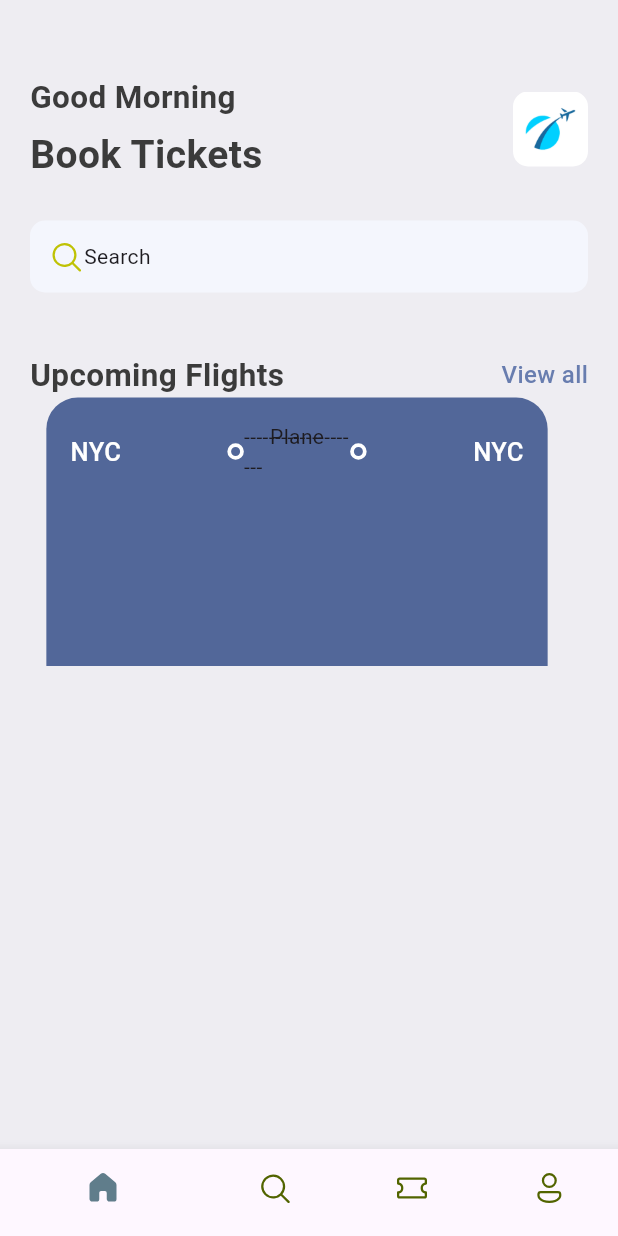
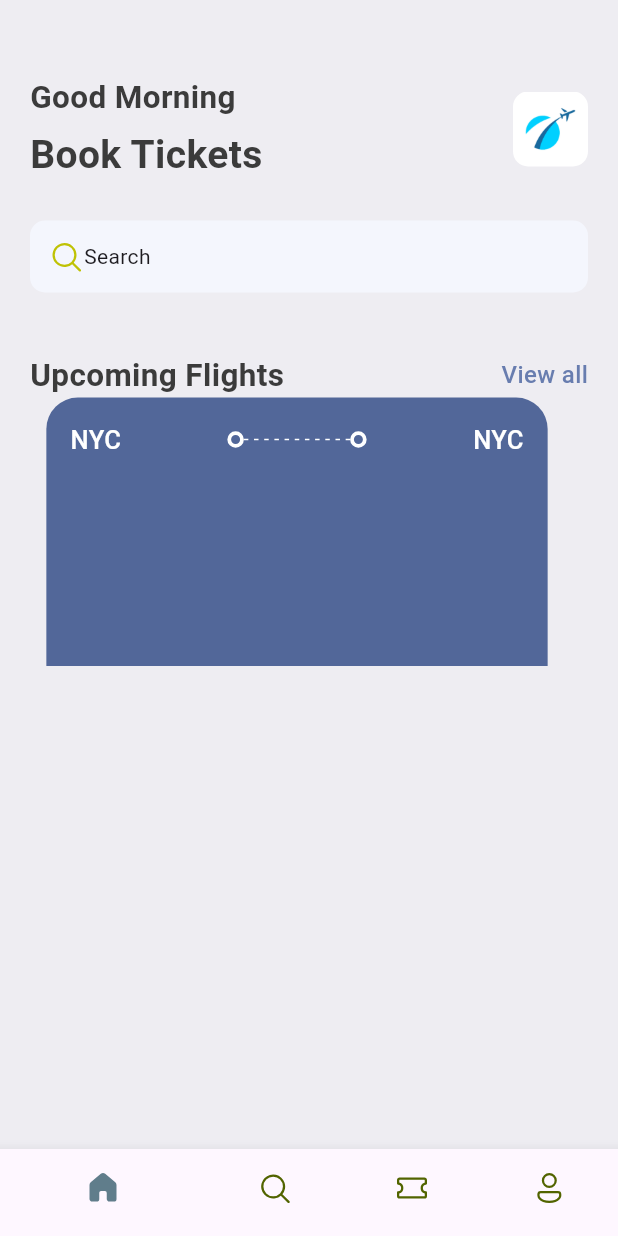
Before and after one commit to DeneshA/ticket_app, a Flutter app: the screen it shows after launch, on a phone screen of 412 x 824 dp. Run offline on Flutter 3.47's test engine with Material 3 defaults, Android fonts, the phone set to English and light mode, and no system bars; our stand-ins replace fluentui_icons.

Commit message:
Layout Builder completed

```diff
--- a/lib/base/widgets/app_layoutbuilder_widget.dart
+++ b/lib/base/widgets/app_layoutbuilder_widget.dart
@@ -0,0 +1,25 @@
+import 'package:flutter/cupertino.dart';
+import 'package:flutter/material.dart';
+
+class AppLayoutbuilderWidget extends StatelessWidget {
+  final int randomDivider; // random number for generating List.generate()
+  const AppLayoutbuilderWidget({super.key, required this.randomDivider});
+
+  @override
+  Widget build(BuildContext context) {
+    return LayoutBuilder(builder: (BuildContext context, BoxConstraints constraints){
+      //print("${constraints.constrainWidth()}");
+        return Flex(
+          mainAxisAlignment: MainAxisAlignment.spaceBetween,
+            direction: Axis.horizontal,
+                children: List.generate((constraints.constrainWidth()/randomDivider).floor(),(index) => const SizedBox(
+                  width: 3,height: 1, child: DecoratedBox(
+                  decoration: BoxDecoration(
+                    color: Colors.white
+                  ),
+                ),
+                )),
+        );
+    });
+  }
+}
--- a/lib/base/widgets/ticket_view.dart
+++ b/lib/base/widgets/ticket_view.dart
@@ -1,6 +1,7 @@
 import 'package:flutter/cupertino.dart';
 import 'package:flutter/material.dart';
 import 'package:ticket_app/base/res/style/app_styles.dart';
+import 'package:ticket_app/base/widgets/app_layoutbuilder_widget.dart';
 import 'package:ticket_app/base/widgets/big_dot.dart';
 
 class TicketView extends StatelessWidget {
@@ -31,7 +32,7 @@ class TicketView extends StatelessWidget {
                   style: AppStyles.headLineStyle3.copyWith(color: Colors.white),
                 ),
                 Expanded(child: Container()),
-                BigDot(),
+                const BigDot(),
                 //Stack  widget uses for over lapping items
                 const Expanded(child: Stack(children: [
                   //LayoutBuilder() - to get the width / available space between 2 widgets
@@ -39,12 +40,13 @@ class TicketView extends StatelessWidget {
                   //List.generate() - generate No. of widget/ '-'
                   //SizeBox() - either use sizedBox or Container to display widget/'-'
                     SizedBox(
-                      child: Text("--------------------"),
+                      height:24,
+                      child: AppLayoutbuilderWidget(randomDivider: 6,),
                     ),
-                  Center(child: Text("Plane"),)
+                  // Center(child: Text("Plane"),)
                 ]
                 )),
-                BigDot(),
+                const BigDot(),
                 Expanded(child: Container()),
                 Text(
                   "NYC",
```
